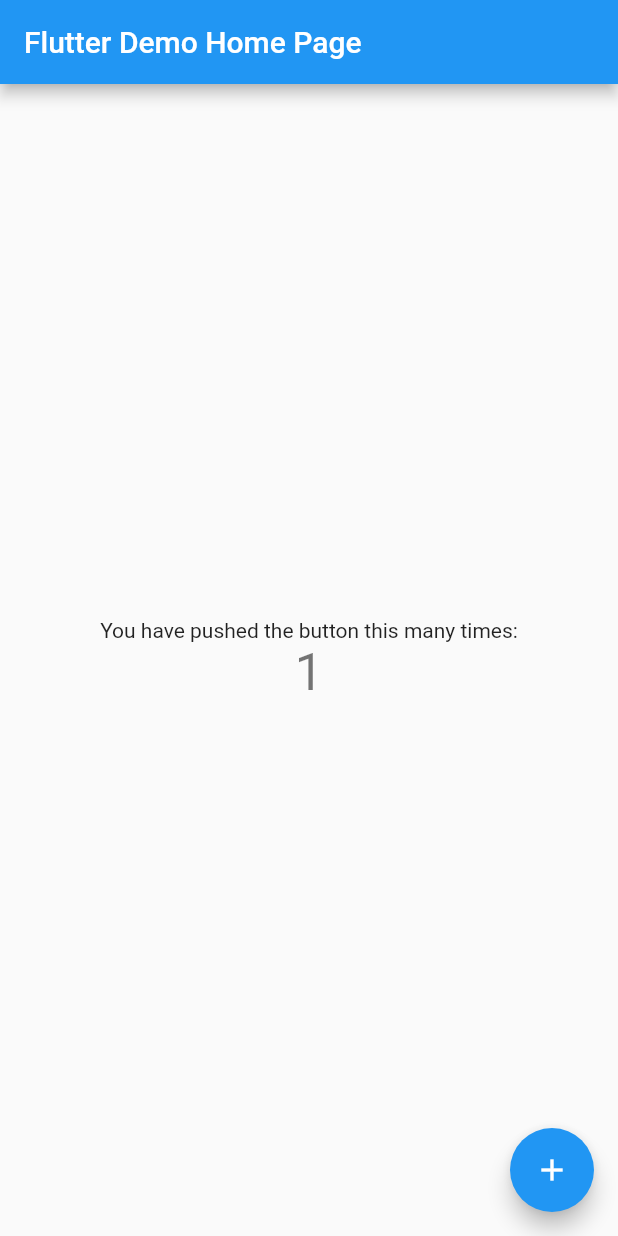
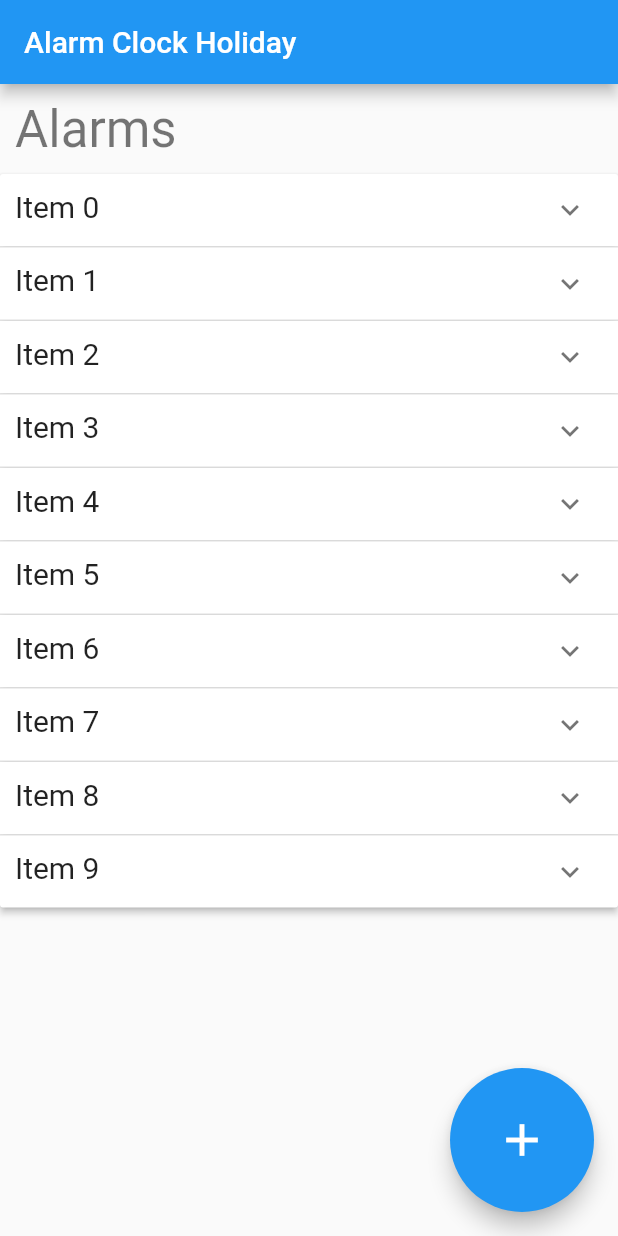
Before and after one commit to HenryDev/alarm-clock-holiday, a Flutter app: the MyHomePage screen opened directly, after a tap on the "add" icon, on a phone screen of 412 x 824 dp. Run offline on Flutter 3.47's test engine with Material 2 defaults, Android fonts, the phone set to English and light mode, and no system bars.

Commit message:
expansion panel

```diff
--- a/lib/main.dart
+++ b/lib/main.dart
@@ -7,39 +7,19 @@
 class MyApp extends StatelessWidget {
   const MyApp({super.key});
 
-  // This widget is the root of your application.
   @override
   Widget build(BuildContext context) {
     return MaterialApp(
-      title: 'Flutter Demo',
       theme: ThemeData(
-        // This is the theme of your application.
-        //
-        // Try running your application with "flutter run". You'll see the
-        // application has a blue toolbar. Then, without quitting the app, try
-        // changing the primarySwatch below to Colors.green and then invoke
-        // "hot reload" (press "r" in the console where you ran "flutter run",
-        // or simply save your changes to "hot reload" in a Flutter IDE).
-        // Notice that the counter didn't reset back to zero; the application
-        // is not restarted.
         primarySwatch: Colors.blue,
       ),
-      home: const MyHomePage(title: 'Flutter Demo Home Page'),
+      home: const MyHomePage(title: 'Alarm Clock Holiday'),
     );
   }
 }
 
 class MyHomePage extends StatefulWidget {
   const MyHomePage({super.key, required this.title});
-
-  // This widget is the home page of your application. It is stateful, meaning
-  // that it has a State object (defined below) that contains fields that affect
-  // how it looks.
-
-  // This class is the configuration for the state. It holds the values (in this
-  // case the title) provided by the parent (in this case the App widget) and
-  // used by the build method of the State. Fields in a Widget subclass are
-  // always marked "final".
 
   final String title;
 
@@ -48,68 +28,71 @@
 }
 
 class _MyHomePageState extends State<MyHomePage> {
-  int _counter = 0;
+  final List<Map<String, dynamic>> _items = List.generate(
+      10,
+      (index) => {
+            'id': index,
+            'title': 'Item $index',
+            'description': 'This is the description of the item $index. Lorem Ipsum is simply dummy text of the printing and typesetting industry.',
+            'isExpanded': false
+          });
 
   void _incrementCounter() {
-    setState(() {
-      // This call to setState tells the Flutter framework that something has
-      // changed in this State, which causes it to rerun the build method below
-      // so that the display can reflect the updated values. If we changed
-      // _counter without calling setState(), then the build method would not be
-      // called again, and so nothing would appear to happen.
-      _counter++;
-    });
+    setState(() {});
   }
 
   @override
   Widget build(BuildContext context) {
-    // This method is rerun every time setState is called, for instance as done
-    // by the _incrementCounter method above.
-    //
-    // The Flutter framework has been optimized to make rerunning build methods
-    // fast, so that you can just rebuild anything that needs updating rather
-    // than having to individually change instances of widgets.
     return Scaffold(
       appBar: AppBar(
-        // Here we take the value from the MyHomePage object that was created by
-        // the App.build method, and use it to set our appbar title.
         title: Text(widget.title),
       ),
-      body: Center(
-        // Center is a layout widget. It takes a single child and positions it
-        // in the middle of the parent.
+      body: SingleChildScrollView(
         child: Column(
-          // Column is also a layout widget. It takes a list of children and
-          // arranges them vertically. By default, it sizes itself to fit its
-          // children horizontally, and tries to be as tall as its parent.
-          //
-          // Invoke "debug painting" (press "p" in the console, choose the
-          // "Toggle Debug Paint" action from the Flutter Inspector in Android
-          // Studio, or the "Toggle Debug Paint" command in Visual Studio Code)
-          // to see the wireframe for each widget.
-          //
-          // Column has various properties to control how it sizes itself and
-          // how it positions its children. Here we use mainAxisAlignment to
-          // center the children vertically; the main axis here is the vertical
-          // axis because Columns are vertical (the cross axis would be
-          // horizontal).
-          mainAxisAlignment: MainAxisAlignment.center,
+          crossAxisAlignment: CrossAxisAlignment.start,
           children: <Widget>[
-            const Text(
-              'You have pushed the button this many times:',
+            Padding(
+              padding: const EdgeInsets.all(10),
+              child: Text(
+                'Alarms',
+                style: Theme.of(context).textTheme.headline4,
+              ),
             ),
-            Text(
-              '$_counter',
-              style: Theme.of(context).textTheme.headline4,
-            ),
+            ExpansionPanelList(
+              children: _items
+                  .map(
+                    (item) => ExpansionPanel(
+                        canTapOnHeader: true,
+                        backgroundColor: item['isExpanded'] ? const Color.fromARGB(255, 242, 242, 242) : Colors.white,
+                        headerBuilder: (context, isExpanded) {
+                          return Container(
+                            padding: const EdgeInsets.symmetric(horizontal: 10, vertical: 10),
+                            child: Text(item['title'], style: const TextStyle(fontSize: 20)),
+                          );
+                        },
+                        body: Container(
+                          padding: const EdgeInsets.symmetric(horizontal: 10, vertical: 10),
+                          child: Text(item['description']),
+                        ),
+                        isExpanded: item['isExpanded']),
+                  )
+                  .toList(),
+              expansionCallback: toggleExpansion,
+            )
           ],
         ),
       ),
-      floatingActionButton: FloatingActionButton(
+      floatingActionButton: FloatingActionButton.large(
         onPressed: _incrementCounter,
-        tooltip: 'Increment',
+        tooltip: 'Add new alarm',
         child: const Icon(Icons.add),
-      ), // This trailing comma makes auto-formatting nicer for build methods.
+      ),
     );
   }
+
+  void toggleExpansion(panelIndex, isExpanded) {
+    setState(() {
+      _items[panelIndex]['isExpanded'] = !isExpanded;
+    });
+  }
 }
```
